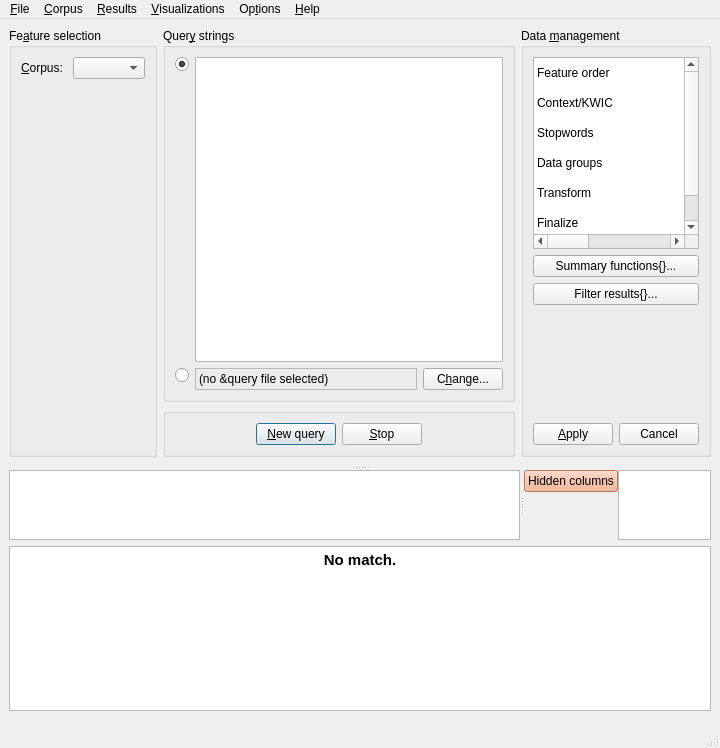
First picture: the form in coquery/gui/ui/coquery.ui, repository gkunter/coquery, before the edit.
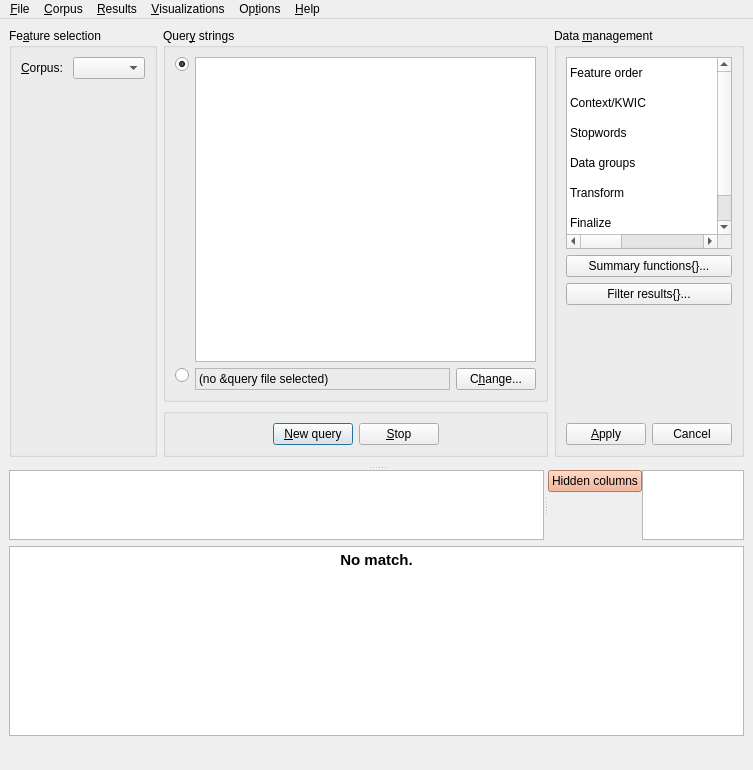
Second picture: the form after the edit. Icons and pictures are not drawn. Custom widgets are drawn as their Qt base class.

Commit message: Restyle status bar so that it works on Windows again

What changed in the file:
```diff
--- a/coquery/gui/ui/coquery.ui
+++ b/coquery/gui/ui/coquery.ui
@@ -6,8 +6,8 @@
    <rect>
     <x>0</x>
     <y>0</y>
-    <width>720</width>
-    <height>748</height>
+    <width>753</width>
+    <height>770</height>
    </rect>
   </property>
   <property name="windowTitle">
@@ -866,8 +866,8 @@
            <string>&lt;!DOCTYPE HTML PUBLIC &quot;-//W3C//DTD HTML 4.0//EN&quot; &quot;http://www.w3.org/TR/REC-html40/strict.dtd&quot;&gt;
 &lt;html&gt;&lt;head&gt;&lt;meta name=&quot;qrichtext&quot; content=&quot;1&quot; /&gt;&lt;style type=&quot;text/css&quot;&gt;
 p, li { white-space: pre-wrap; }
-&lt;/style&gt;&lt;/head&gt;&lt;body style=&quot; font-family:'Noto Sans'; font-size:11pt; font-weight:400; font-style:normal;&quot;&gt;
-&lt;p align=&quot;center&quot; style=&quot; margin-top:0px; margin-bottom:0px; margin-left:0px; margin-right:0px; -qt-block-indent:0; text-indent:0px;&quot;&gt;&lt;span style=&quot; font-family:'Droid Sans'; font-weight:600;&quot;&gt;No match.&lt;/span&gt;&lt;/p&gt;&lt;/body&gt;&lt;/html&gt;</string>
+&lt;/style&gt;&lt;/head&gt;&lt;body style=&quot; font-family:'Noto Sans'; font-size:13pt; font-weight:400; font-style:normal;&quot;&gt;
+&lt;p align=&quot;center&quot; style=&quot; margin-top:0px; margin-bottom:0px; margin-left:0px; margin-right:0px; -qt-block-indent:0; text-indent:0px;&quot;&gt;&lt;span style=&quot; font-family:'Droid Sans'; font-size:11pt; font-weight:600;&quot;&gt;No match.&lt;/span&gt;&lt;/p&gt;&lt;/body&gt;&lt;/html&gt;</string>
           </property>
           <property name="textInteractionFlags">
            <set>Qt::NoTextInteraction</set>
@@ -888,8 +888,8 @@
     <rect>
      <x>0</x>
      <y>0</y>
-     <width>720</width>
-     <height>27</height>
+     <width>753</width>
+     <height>31</height>
     </rect>
    </property>
    <widget class="QMenu" name="menuFile">
@@ -1023,7 +1023,7 @@
     </sizepolicy>
    </property>
    <property name="sizeGripEnabled">
-    <bool>true</bool>
+    <bool>false</bool>
    </property>
   </widget>
   <action name="action_open_input_file">
```
The commit also changes 2 other files.
